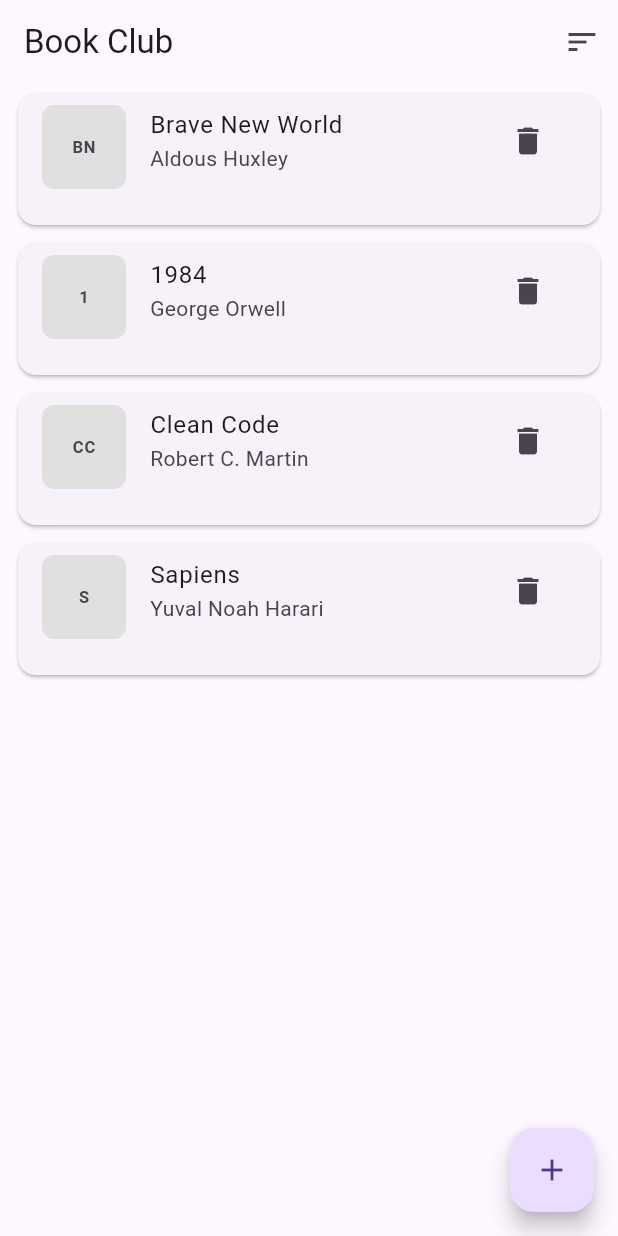
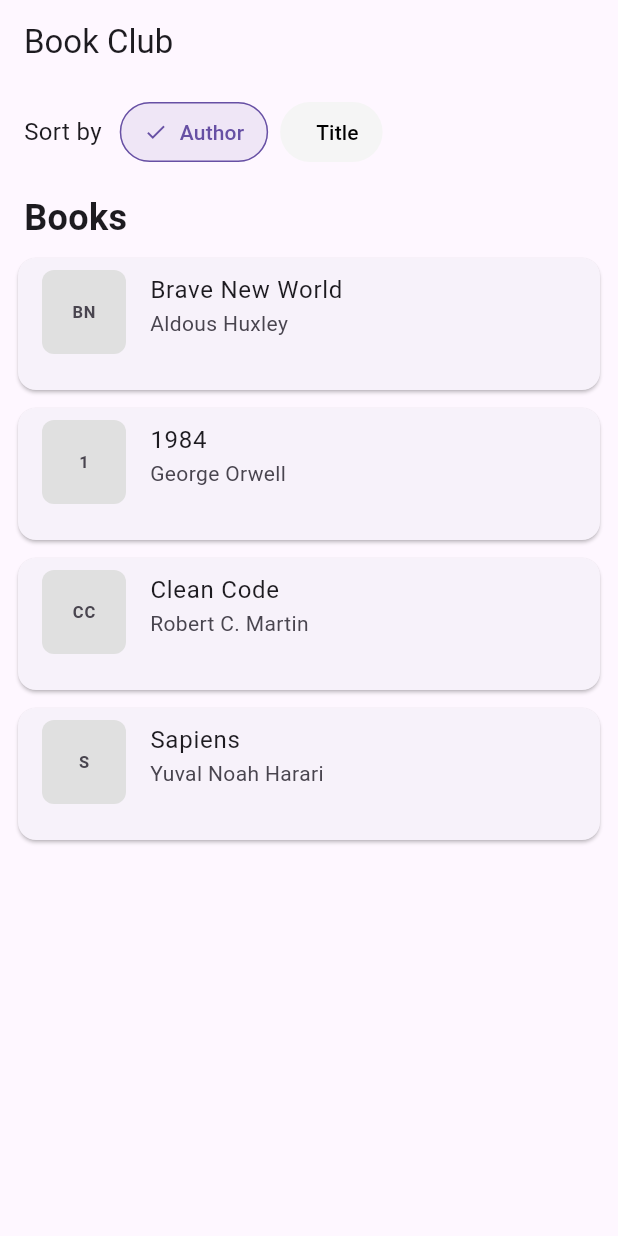
Before and after one commit to 17keerti/riverpod, a Flutter app: the screen it shows after launch, on a phone screen of 412 x 824 dp. Run offline on Flutter 3.47's test engine with Material 3 defaults, Android fonts, the phone set to English and light mode, and no system bars; our stand-ins replace flutter_riverpod.

Commit message:
remove add and delete book options

```diff
--- a/lib/screens/home_page.dart
+++ b/lib/screens/home_page.dart
@@ -2,7 +2,6 @@ import 'package:flutter/material.dart';
 import 'package:flutter_riverpod/flutter_riverpod.dart';
 import '../providers/book_providers.dart';
 import '../widgets/book_card_widget.dart';
-import '../widgets/book_image_widget.dart';
 import '../models/book.dart';
 import 'book_detail_page.dart';
 
@@ -14,29 +13,58 @@ class HomePage extends ConsumerWidget {
     final state = ref.watch(booksNotifierProvider);
     final notifier = ref.read(booksNotifierProvider.notifier);
 
+    // Helper to build a styled sort button
+    Widget _buildSortButton(SortBy sortValue, String label) {
+      final isSelected = state.sortBy == sortValue;
+      return Padding(
+        padding: const EdgeInsets.only(right: 8.0),
+        child: ElevatedButton.icon(
+          onPressed: () => notifier.setSortBy(sortValue),
+          icon: isSelected ? const Icon(Icons.check, size: 16) : const SizedBox.shrink(),
+          label: Text(label),
+          style: ElevatedButton.styleFrom(
+            backgroundColor: isSelected ? Theme.of(context).colorScheme.primary.withOpacity(0.1) : Colors.grey.shade100,
+            foregroundColor: isSelected ? Theme.of(context).colorScheme.primary : Colors.black,
+            elevation: 0,
+            shape: RoundedRectangleBorder(
+              borderRadius: BorderRadius.circular(20),
+              side: isSelected ? BorderSide(color: Theme.of(context).colorScheme.primary) : BorderSide.none,
+            ),
+            padding: const EdgeInsets.symmetric(horizontal: 16, vertical: 10),
+          ),
+        ),
+      );
+    }
+
     return Scaffold(
       appBar: AppBar(
         title: const Text('Book Club'),
-        actions: [
-          PopupMenuButton<SortBy>(
-            onSelected: (s) => notifier.setSortBy(s),
-            itemBuilder: (ctx) => [
-              CheckedPopupMenuItem(
-                value: SortBy.author,
-                checked: state.sortBy == SortBy.author,
-                child: const Text('Sort by Author'),
+        // actions: [ PopupMenuButton... ] // Removed the old sorting widget
       ),
-              CheckedPopupMenuItem(
-                value: SortBy.title,
-                checked: state.sortBy == SortBy.title,
-                child: const Text('Sort by Title'),
-              ),
-            ],
-            icon: const Icon(Icons.sort),
-          ),
+      body: Column(
+        crossAxisAlignment: CrossAxisAlignment.start,
+        children: [
+          Padding(
+            padding: const EdgeInsets.symmetric(horizontal: 16.0, vertical: 8.0),
+            child: Row(
+              children: [
+                const Text('Sort by', style: TextStyle(fontSize: 16)),
+                const SizedBox(width: 12),
+                _buildSortButton(SortBy.author, 'Author'),
+                _buildSortButton(SortBy.title, 'Title'),
               ],
             ),
-      body: state.isLoading
+          ),
+          // Heading for the book list
+          const Padding(
+            padding: EdgeInsets.fromLTRB(16.0, 8.0, 16.0, 4.0),
+            child: Text(
+              'Books',
+              style: TextStyle(fontSize: 24, fontWeight: FontWeight.bold),
+            ),
+          ),
+          Expanded(
+            child: state.isLoading
                 ? const Center(child: CircularProgressIndicator())
                 : state.books.isEmpty
                     ? const Center(child: Text('No books yet'))
@@ -46,7 +74,6 @@ class HomePage extends ConsumerWidget {
                           itemCount: state.books.length,
                           itemBuilder: (context, index) {
                             final book = state.books[index];
-                      // use the minimal image widget for a compact view; homework asked for by-author default listing
                             return BookCardWidget(
                               book: book,
                               onTap: () {
@@ -56,24 +83,14 @@ class HomePage extends ConsumerWidget {
                                   builder: (_) => BookDetailPage(bookId: book.id),
                                 ));
                               },
-                        onDelete: () => notifier.deleteBook(book.id),
                             );
                           },
                         ),
                       ),
-      floatingActionButton: FloatingActionButton(
-        onPressed: () async {
-          // For homework/demo purposes, create a new book with timestamp id
-          final newBook = Book(
-            id: DateTime.now().millisecondsSinceEpoch.toString(),
-            title: 'New Book ${DateTime.now().second}',
-            author: 'Author ${DateTime.now().second}',
-            description: 'Added dynamically',
-          );
-          await notifier.addBook(newBook);
-        },
-        child: const Icon(Icons.add),
           ),
+        ],
+      ),
+      // floatingActionButton removed in previous step
     );
   }
 }
--- a/lib/widgets/book_card_widget.dart
+++ b/lib/widgets/book_card_widget.dart
@@ -6,8 +6,8 @@ import 'book_image_widget.dart';
 class BookCardWidget extends StatelessWidget {
   final Book book;
   final VoidCallback? onTap;
-  final VoidCallback? onDelete;
-  const BookCardWidget({super.key, required this.book, this.onTap, this.onDelete});
+  // final VoidCallback? onDelete; // Removed
+  const BookCardWidget({super.key, required this.book, this.onTap}); // Updated constructor
 
   @override
   Widget build(BuildContext context) {
@@ -19,10 +19,7 @@ class BookCardWidget extends StatelessWidget {
         title: Text(book.title),
         subtitle: Text(book.author),
         isThreeLine: book.description.isNotEmpty,
-        trailing: IconButton(
-          icon: const Icon(Icons.delete),
-          onPressed: onDelete,
-        ),
+        // Trailing delete button removed
       ),
     );
   }
```
Also changed, not shown: lib/providers/book_providers.dart (+1 -19 lines), lib/screens/book_detail_page.dart (+1 -12 lines), lib/services/book_service.dart (+1 -9 lines), 13 other files. Lines whose indentation alone changed are shown as unchanged.
